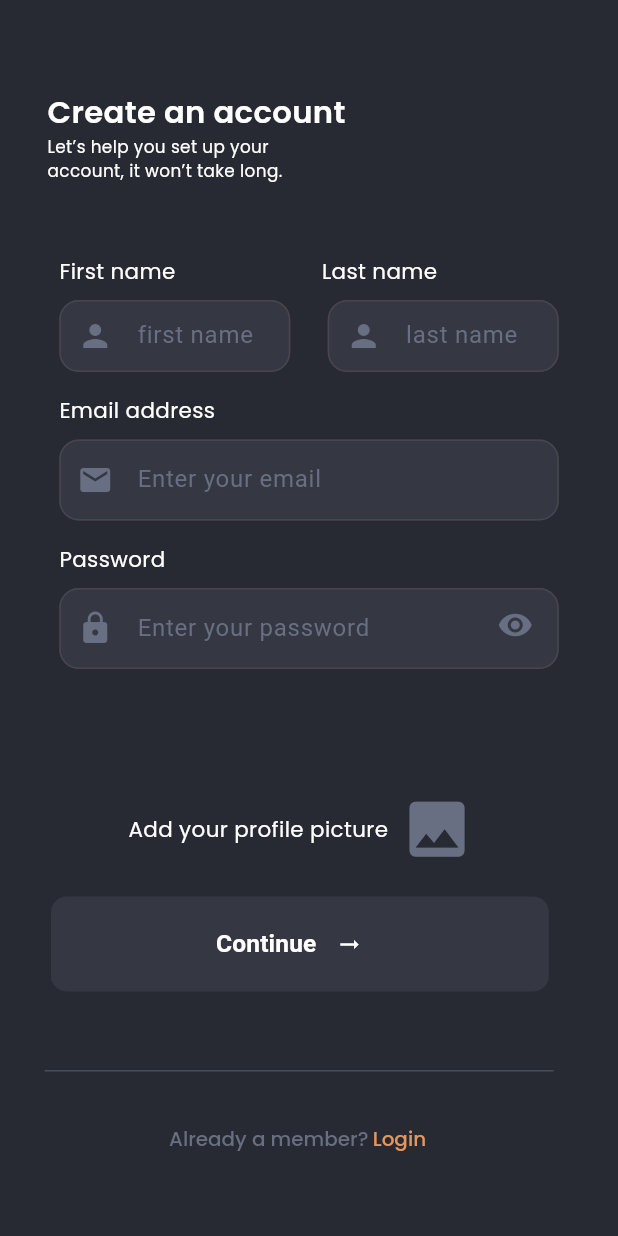
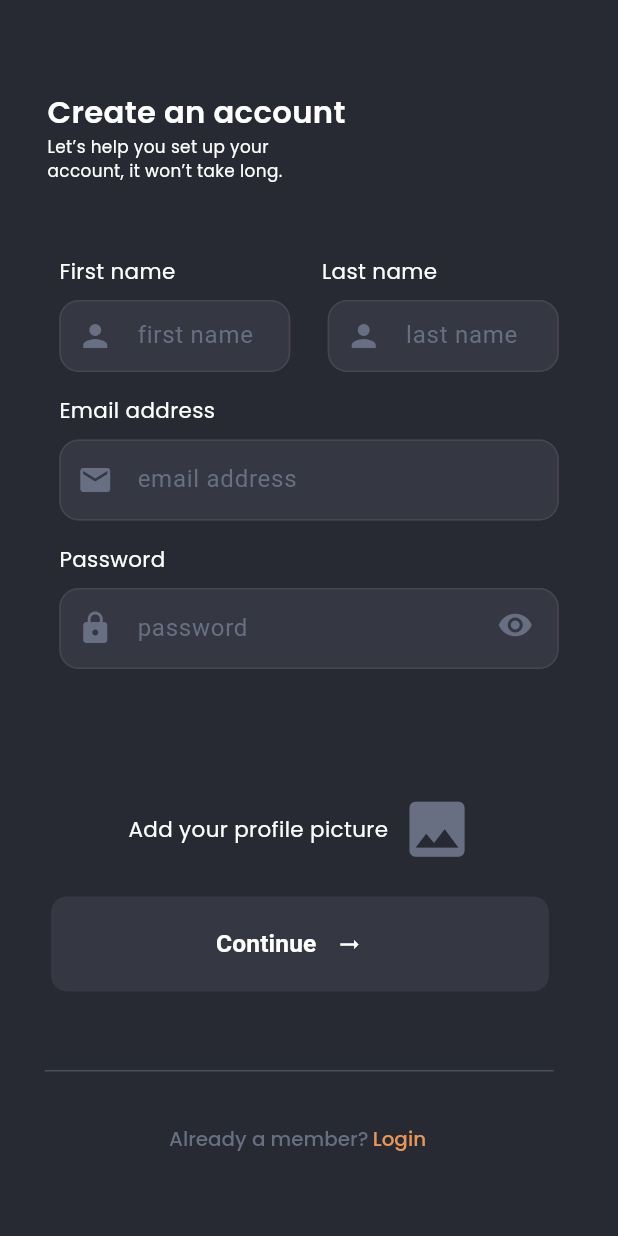
Before and after one commit to NouranAlSharawneh/appebite, a Flutter app: the SignUpPage screen opened directly, on a phone screen of 412 x 824 dp. Run offline on Flutter 3.47's test engine with Material 3 defaults, Android fonts, the phone set to English and light mode, and no system bars; our stand-ins replace cloud_firestore, firebase_auth, firebase_core, firebase_storage, flutter_rating_bar, google_fonts and 2 more; accounts and stored records are empty.

Commit message:
fixed the capitalization in the hinttext

```diff
--- a/lib/pages/sign_up/widgets/page_1/signup_form.dart
+++ b/lib/pages/sign_up/widgets/page_1/signup_form.dart
@@ -105,7 +105,7 @@ class _SignUpFormState extends State<SignUpForm> {
                             hintText: 'first name',
                             hintStyle:
                             const TextStyle(color:Color(0xff686f82),),
-                            contentPadding: const EdgeInsets.all(12.0),
+                            contentPadding: const EdgeInsets.symmetric(vertical:12.0),
                             border: OutlineInputBorder(
                             borderRadius: BorderRadius.circular(13),
                             borderSide: const BorderSide(
@@ -160,7 +160,7 @@ class _SignUpFormState extends State<SignUpForm> {
                             ),
                             hintStyle:
                             const TextStyle(color: Color(0xff686f82)),
-                            contentPadding: const EdgeInsets.all(12.0),
+                            contentPadding: const EdgeInsets.symmetric(vertical:12.0),
                             filled: true,
                             fillColor: const Color(0xff353842),
                             border: OutlineInputBorder(
@@ -232,9 +232,9 @@ class _SignUpFormState extends State<SignUpForm> {
                             Icons.email,
                             color: Color.fromRGBO(104, 111, 130, 100),
                           ),
-                          hintText: 'Enter your email',
+                          hintText: 'email address',
                           hintStyle: const TextStyle(color: Color(0xff686f82)),
-                          contentPadding: const EdgeInsets.all(15.0),
+                          contentPadding: const EdgeInsets.symmetric(vertical: 15),
                           filled: true,
                           fillColor: const Color(0xff353842),
                           border: OutlineInputBorder(
@@ -331,13 +331,13 @@ class _SignUpFormState extends State<SignUpForm> {
                               style: const TextStyle(color: Colors.white,),
                               obscureText: _obscureText,
                               decoration: InputDecoration(
-                                hintText: 'Enter your password',
+                                hintText: 'password',
                                 prefixIcon: const Icon(
                                   Icons.lock,
                                   color: Color.fromRGBO(104, 111, 130, 100),
                                 ),
                                 hintStyle: const TextStyle(color: Color(0xff686f82),),
-                                contentPadding: const EdgeInsets.all(15.0),
+                                contentPadding: const EdgeInsets.symmetric(vertical: 15),
                                 filled: true,
                                 fillColor: const Color(0xff353842),
                                 border: OutlineInputBorder(
```
